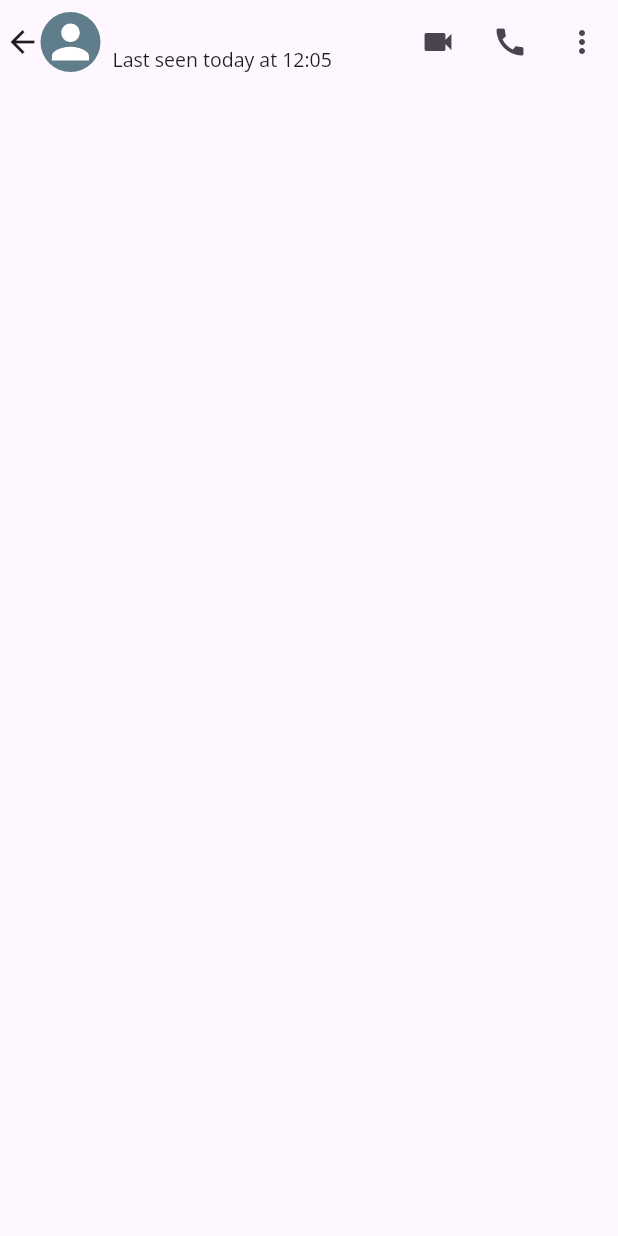
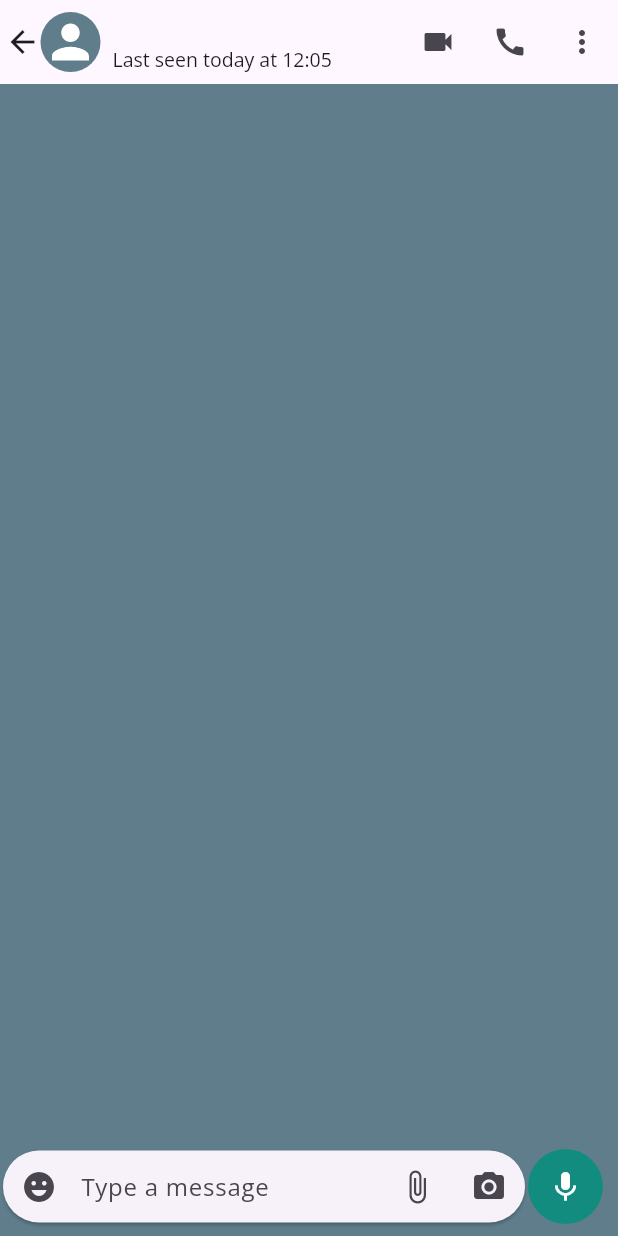
Before and after one commit to d-perreaux/clone_whatsapp, a Flutter app: the IndividualPage screen opened directly with empty values, on a phone screen of 412 x 824 dp. Run offline on Flutter 3.47's test engine with Material 3 defaults, Android fonts, the phone set to English and light mode, and no system bars; our stand-ins replace flutter_svg.

Commit message:
feat(individualPage): add bottom input and icons

```diff
--- a/lib/Screens/IndividualPage.dart
+++ b/lib/Screens/IndividualPage.dart
@@ -14,6 +14,7 @@ class _IndividualPageState extends State<IndividualPage> {
   @override
   Widget build(BuildContext context) {
     return Scaffold(
+      backgroundColor: Colors.blueGrey,
       appBar: AppBar(
         titleSpacing: 0,
         leadingWidth: 70,
@@ -77,6 +78,61 @@ class _IndividualPageState extends State<IndividualPage> {
           )
         ],
       ),
+      body: Container(
+        height: MediaQuery.of(context).size.height,
+        width: MediaQuery.of(context).size.width,
+        child: Stack(
+          children: [
+            ListView(),
+            Align(
+              alignment: Alignment.bottomCenter,
+              child: Row(
+                children: [
+                  Container(
+                    width: MediaQuery.of(context).size.width - 60,
+                      child: Card(
+                        margin: EdgeInsets.only(left: 2, right: 2, bottom: 8),
+                        shape: RoundedRectangleBorder(
+                          borderRadius: BorderRadius.circular(25),
+                        ),
+                          child: TextFormField(
+                            textAlignVertical: TextAlignVertical.center,
+                            keyboardType: TextInputType.multiline,
+                            maxLines : 5,
+                            minLines: 1,
+                            decoration: InputDecoration(
+                              border: InputBorder.none,
+                              hintText: "Type a message",
+                              contentPadding: EdgeInsets.all(5),
+                              prefixIcon: IconButton(icon: Icon(Icons.emoji_emotions), onPressed: () {} ,),
+                              suffixIcon: Row(
+                                mainAxisSize: MainAxisSize.min,
+                                children: [
+                                  IconButton(onPressed: () {} , icon: Icon(Icons.attach_file)),
+                                  IconButton(onPressed: () {} , icon: Icon(Icons.camera_alt))
+                                ],
+                              )
+                            )
+                          ),
+                      ),
+                  ),
+                  Padding(
+                    padding: const EdgeInsets.only(bottom: 8.0, right: 5),
+                    child: CircleAvatar(
+                      backgroundColor: Color(0XFF128C7E),
+                      radius: 25,
+                      child: IconButton(
+                        onPressed: () {}, icon: Icon(
+                        Icons.mic,
+                        color: Colors.white,),),
+                    ),
+                  ),
+                ],
+              ),
+            )
+          ],
+        ),
+      ),
     );
   }
 }
--- a/lib/main.dart
+++ b/lib/main.dart
@@ -14,7 +14,9 @@ class MyApp extends StatelessWidget {
     return MaterialApp(
       theme: ThemeData(
         fontFamily: "OpenSans",
-        primaryColor: Color(0xFF075E54)
+        primaryColor: const Color(0xFF075E54),
+        secondaryHeaderColor: Color(0XFF128C7E),
+
       ),
       home: Homescreen()
     );
```
